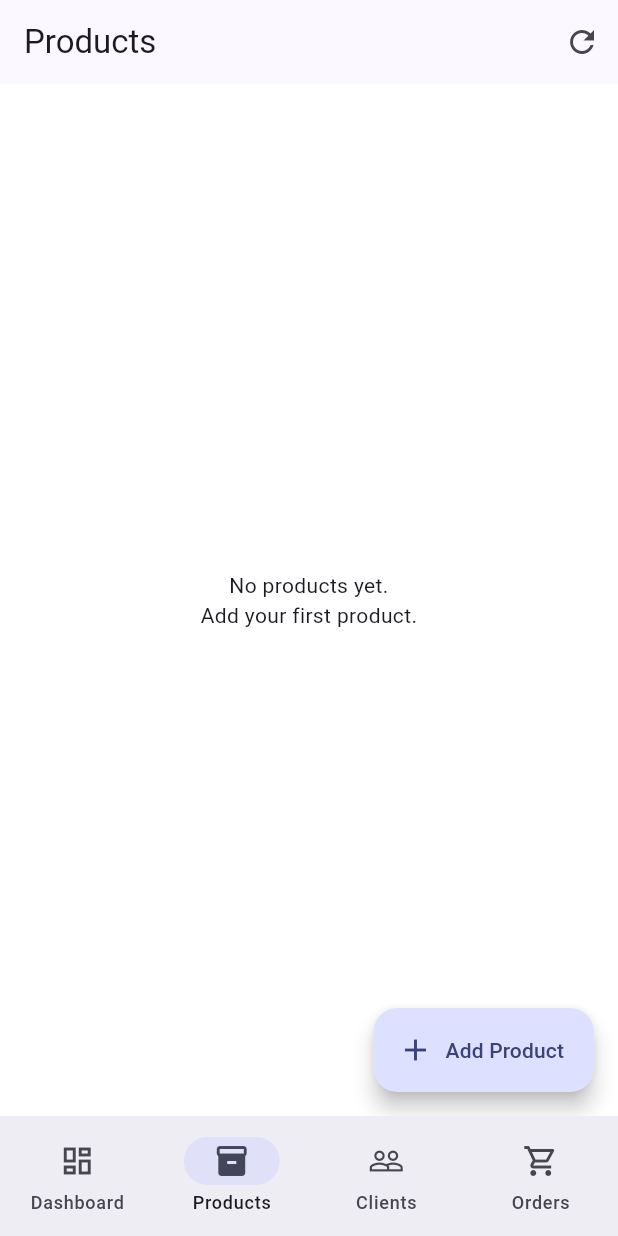
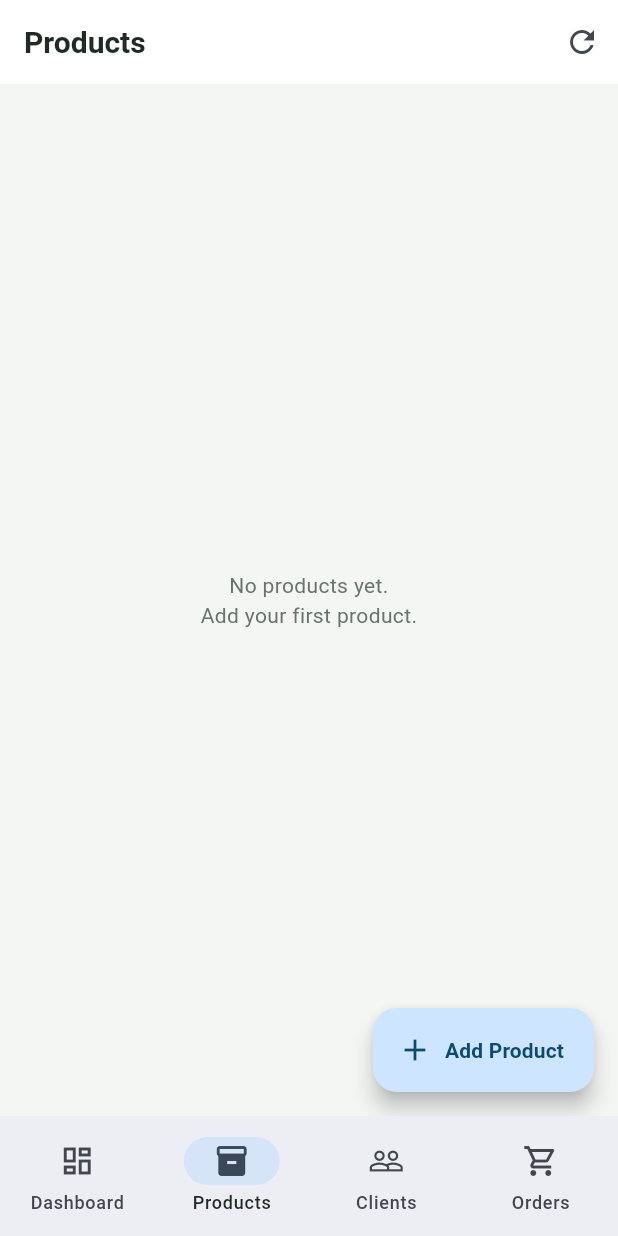
Before and after one commit to panashegwapedza/ASAM, a Flutter app: the screen it shows once a user with an empty profile is signed in, item 2 of the bottom bar chosen, on a phone screen of 412 x 824 dp. Run offline on Flutter 3.47's test engine with Material 3 defaults, Android fonts, the phone set to English and light mode, and no system bars; our stand-ins replace supabase_flutter; accounts and stored records are empty; Roboto replaces fonts that are missing (Arial).

Commit message:
Build Wren visual design system

```diff
--- a/lib/app/theme/app_theme.dart
+++ b/lib/app/theme/app_theme.dart
@@ -3,15 +3,82 @@ import 'package:flutter/material.dart';
 class AsamTheme {
   AsamTheme._();
 
+  static const navy = Color(0xFF294B68);
+  static const gold = Color(0xFFD5A14E);
+  static const ink = Color(0xFF202B26);
+  static const muted = Color(0xFF69736D);
+  static const canvas = Color(0xFFF4F6F4);
+  static const line = Color(0xFFD9DEDA);
+  static const selected = Color(0xFFE5EEF4);
+
   static ThemeData get light {
+    final scheme = ColorScheme.fromSeed(
+      seedColor: navy,
+      brightness: Brightness.light,
+    ).copyWith(
+      primary: navy,
+      secondary: gold,
+      surface: Colors.white,
+      onSurface: ink,
+    );
+
     return ThemeData(
       useMaterial3: true,
-      colorScheme: ColorScheme.fromSeed(
-        seedColor: Colors.indigo,
+      colorScheme: scheme,
+      scaffoldBackgroundColor: canvas,
+      fontFamily: 'Arial',
+      textTheme: const TextTheme(
+        headlineLarge: TextStyle(fontSize: 32, fontWeight: FontWeight.w700, color: ink),
+        headlineMedium: TextStyle(fontSize: 28, fontWeight: FontWeight.w700, color: ink),
+        titleLarge: TextStyle(fontSize: 20, fontWeight: FontWeight.w700, color: ink),
+        titleMedium: TextStyle(fontSize: 16, fontWeight: FontWeight.w700, color: ink),
+        bodyLarge: TextStyle(fontSize: 15, color: ink),
+        bodyMedium: TextStyle(fontSize: 14, color: muted),
+        labelLarge: TextStyle(fontSize: 14, fontWeight: FontWeight.w700, color: ink),
       ),
-      scaffoldBackgroundColor: Colors.white,
-      appBarTheme: const AppBarTheme(
-        centerTitle: false,
+      cardTheme: CardThemeData(
+        elevation: 0,
+        margin: EdgeInsets.zero,
+        color: Colors.white,
+        shape: RoundedRectangleBorder(
+          borderRadius: BorderRadius.circular(14),
+          side: const BorderSide(color: line),
+        ),
+      ),
+      inputDecorationTheme: InputDecorationTheme(
+        filled: true,
+        fillColor: Colors.white,
+        contentPadding: const EdgeInsets.symmetric(horizontal: 16, vertical: 13),
+        border: OutlineInputBorder(
+          borderRadius: BorderRadius.circular(12),
+          borderSide: const BorderSide(color: line),
+        ),
+        enabledBorder: OutlineInputBorder(
+          borderRadius: BorderRadius.circular(12),
+          borderSide: const BorderSide(color: line),
+        ),
+        focusedBorder: OutlineInputBorder(
+          borderRadius: BorderRadius.circular(12),
+          borderSide: const BorderSide(color: navy, width: 1.5),
+        ),
+      ),
+      dividerTheme: const DividerThemeData(color: line, thickness: 1, space: 1),
+      elevatedButtonTheme: ElevatedButtonThemeData(
+        style: ElevatedButton.styleFrom(
+          backgroundColor: navy,
+          foregroundColor: Colors.white,
+          elevation: 0,
+          padding: const EdgeInsets.symmetric(horizontal: 18, vertical: 14),
+          shape: RoundedRectangleBorder(borderRadius: BorderRadius.circular(10)),
+        ),
+      ),
+      filledButtonTheme: FilledButtonThemeData(
+        style: FilledButton.styleFrom(
+          backgroundColor: navy,
+          foregroundColor: Colors.white,
+          padding: const EdgeInsets.symmetric(horizontal: 18, vertical: 14),
+          shape: RoundedRectangleBorder(borderRadius: BorderRadius.circular(10)),
+        ),
       ),
     );
   }
```
